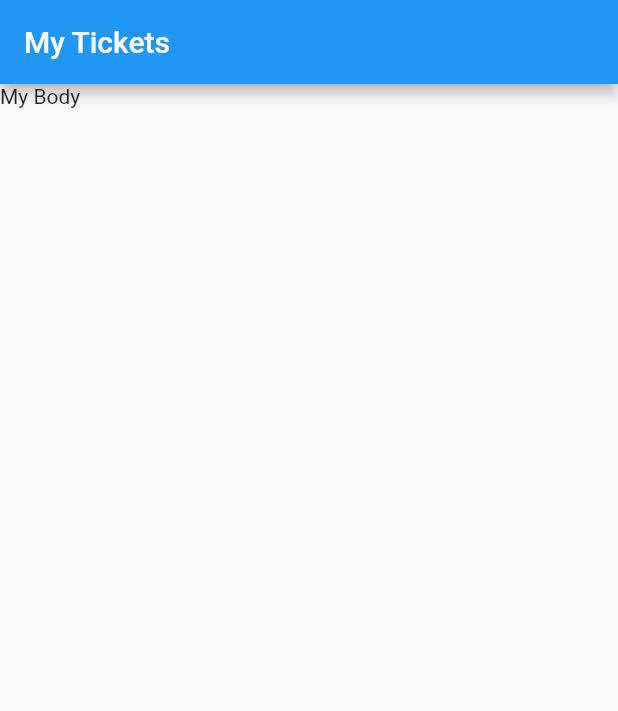
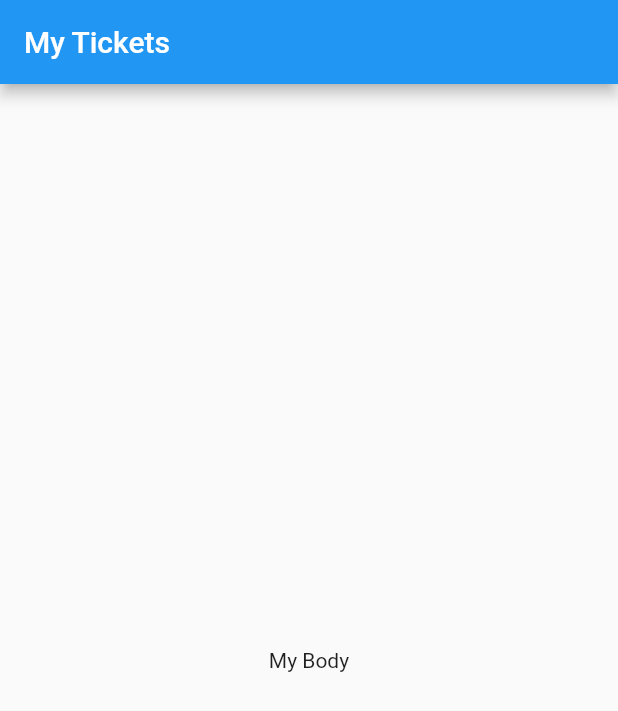
Before and after one commit to MAHANNAVIDU734/Flutter-Apps, a Flutter app: the screen it shows after launch, on a phone screen of 412 x 824 dp. Shown: the top 711 px of the screen. Run offline on Flutter 3.47's test engine with Material 2 defaults, Android fonts, the phone set to English and light mode, and no system bars.

Commit message:
center child Text

```diff
--- a/Ticket_Booking/lib/screens/bottom_bar.dart
+++ b/Ticket_Booking/lib/screens/bottom_bar.dart
@@ -15,8 +15,10 @@ class _BottomBarState extends State<BottomBar> {
       appBar: AppBar(
         title: Text("My Tickets"),
       ),
-      body: Text(
-        "My Body"
+      body: Center(
+        child: Text(
+         "My Body"
+        ),
       ),
     );
   }
```
